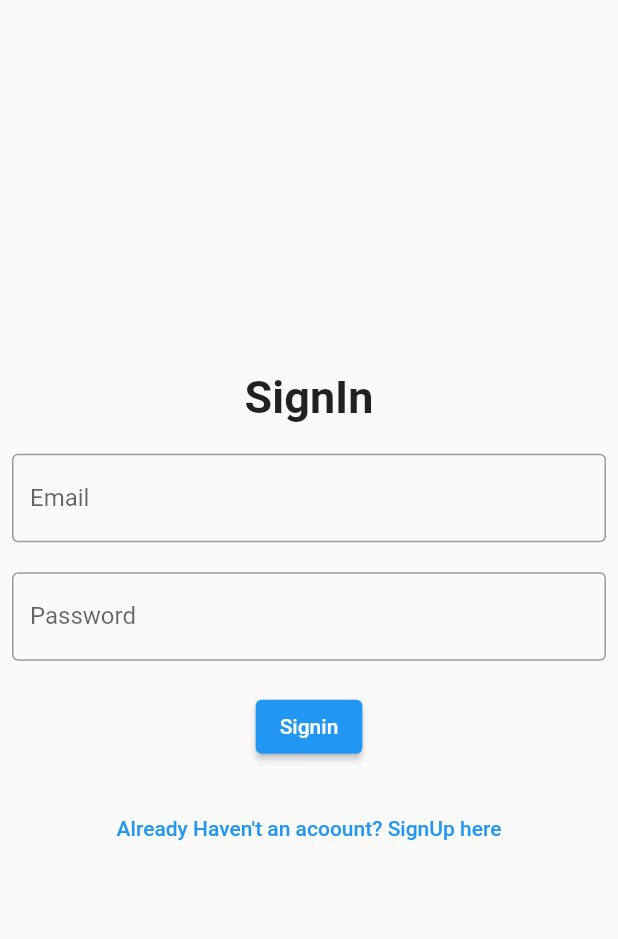
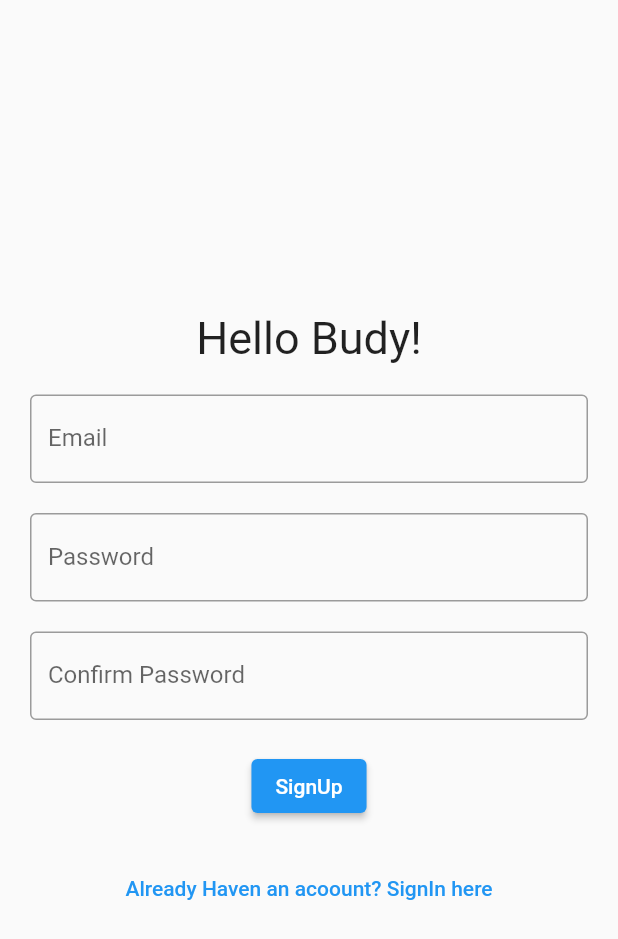
Before and after one commit to piumal96/genotechies_skill_test, a Flutter app: the screen it shows after launch, on a phone screen of 412 x 824 dp. Shown: the top 939 px of the screen. Run offline on Flutter 3.47's test engine with Material 2 defaults, Android fonts, the phone set to English and light mode, and no system bars.

Commit message:
signin and signup ui designed

```diff
--- a/lib/main.dart
+++ b/lib/main.dart
@@ -1,5 +1,6 @@
 import 'package:flutter/material.dart';
 import 'package:genotechies/screens/signin_screen.dart';
+import 'package:genotechies/screens/signup_screen.dart';
 
 void main() {
   runApp(const MyApp());
@@ -25,7 +26,7 @@ class MyApp extends StatelessWidget {
         // is not restarted.
         primarySwatch: Colors.blue,
       ),
-      home:  SignInScreen(),
+      home:  SignUpScreen(),
     );
   }
 }
--- a/lib/screens/signin_screen.dart
+++ b/lib/screens/signin_screen.dart
@@ -1,4 +1,5 @@
 import 'package:flutter/material.dart';
+import 'package:genotechies/screens/signup_screen.dart';
 
 class SignInScreen extends StatelessWidget {
   const SignInScreen({Key? key}) : super(key: key);
@@ -6,20 +7,26 @@ class SignInScreen extends StatelessWidget {
   @override
   Widget build(BuildContext context) {
     return Scaffold(
+
+
+      appBar: AppBar(
+        title: Text("SIGN IN"),
+      ),
       body: Padding(
-        padding: EdgeInsets.all(8),
-        child: Center(
+        padding: EdgeInsets.symmetric(horizontal: 20),
         child: Column(
           mainAxisAlignment: MainAxisAlignment.center,
           children: [
             Text(
-                "SignIn",
-                style: TextStyle(fontSize: 30, fontWeight: FontWeight.bold),
+              "Hello Again",
+              style: TextStyle(fontSize: 24, fontWeight: FontWeight.bold),
             ),
-              SizedBox(height: 20),
-              TextField(
-                decoration: InputDecoration(
-                    border: OutlineInputBorder(), labelText: "Email"),
+            SizedBox(height: 10),
+            Text(
+              "Welcome Back",
+              style: TextStyle(
+                fontSize: 24,
+              ),
             ),
             SizedBox(height: 20),
             TextField(
@@ -27,11 +34,19 @@ class SignInScreen extends StatelessWidget {
                   border: OutlineInputBorder(), labelText: "Password"),
             ),
             SizedBox(height: 20),
-              ElevatedButton(onPressed: (){}, child: Text("Signin")),
+            TextField(
+              decoration: InputDecoration(
+                  border: OutlineInputBorder(), labelText: "Password"),
+            ),
             SizedBox(height: 20),
-              TextButton(onPressed: (){}, child: Text("Already Haven't an acoount? SignUp here"))
+            ElevatedButton(onPressed: () {}, child: Text("Signin")),
+            SizedBox(height: 20),
+            TextButton(
+                onPressed: () {
+                  Navigator.of(context).push(MaterialPageRoute(builder: (context)=>SignUpScreen()));
+                },
+                child: Text("Already Haven't an acoount? Signup here"))
           ],
-          ),
         ),
       ),
     );
--- a/lib/screens/signup_screen.dart
+++ b/lib/screens/signup_screen.dart
@@ -0,0 +1,56 @@
+import 'package:flutter/material.dart';
+import 'package:genotechies/screens/signin_screen.dart';
+
+class SignUpScreen extends StatelessWidget {
+  const SignUpScreen({Key? key}) : super(key: key);
+
+  @override
+  Widget build(BuildContext context) {
+    return Scaffold(
+      // appBar: AppBar(
+      //   backgroundColor: Colors.transparent,
+      // ),
+  resizeToAvoidBottomInset: false,
+      body: Padding(
+
+        padding: EdgeInsets.all(20),
+        child: Column(
+          mainAxisAlignment: MainAxisAlignment.center,
+
+          children: [
+
+            Text(
+              "Hello Budy!",
+              style: TextStyle(
+                fontSize: 30,
+              ),
+            ),
+            SizedBox(height: 20),
+            TextField(
+              decoration: InputDecoration(
+                  border: OutlineInputBorder(), labelText: "Email"),
+            ),
+            SizedBox(height: 20),
+            TextField(
+              decoration: InputDecoration(
+                  border: OutlineInputBorder(), labelText: "Password"),
+            ),
+            SizedBox(height: 20),
+            TextField(
+              decoration: InputDecoration(
+                  border: OutlineInputBorder(), labelText: "Confirm Password"),
+            ),
+            SizedBox(height: 20),
+            ElevatedButton(onPressed: () {}, child: Text("SignUp")),
+            SizedBox(height: 20),
+            TextButton(
+                onPressed: () {
+                  Navigator.of(context).push(MaterialPageRoute(builder: (context)=>SignInScreen()));
+                },
+                child: Text("Already Haven an acoount? SignIn here"))
+          ],
+        ),
+      ),
+    );
+  }
+}
```
Lines whose indentation alone changed are shown as unchanged.
